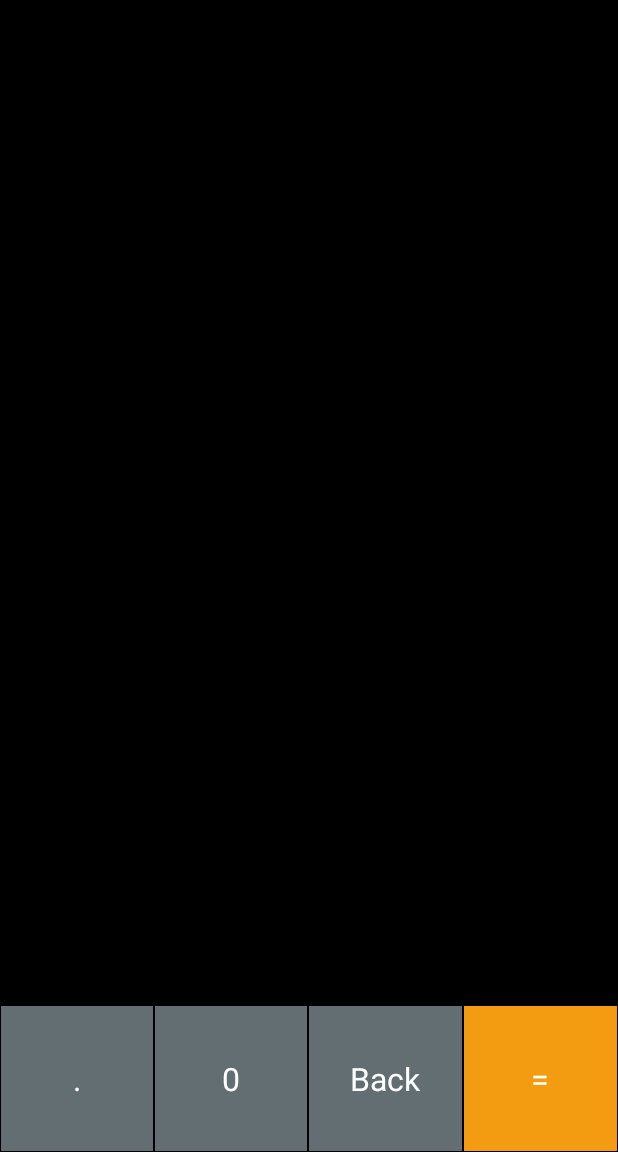
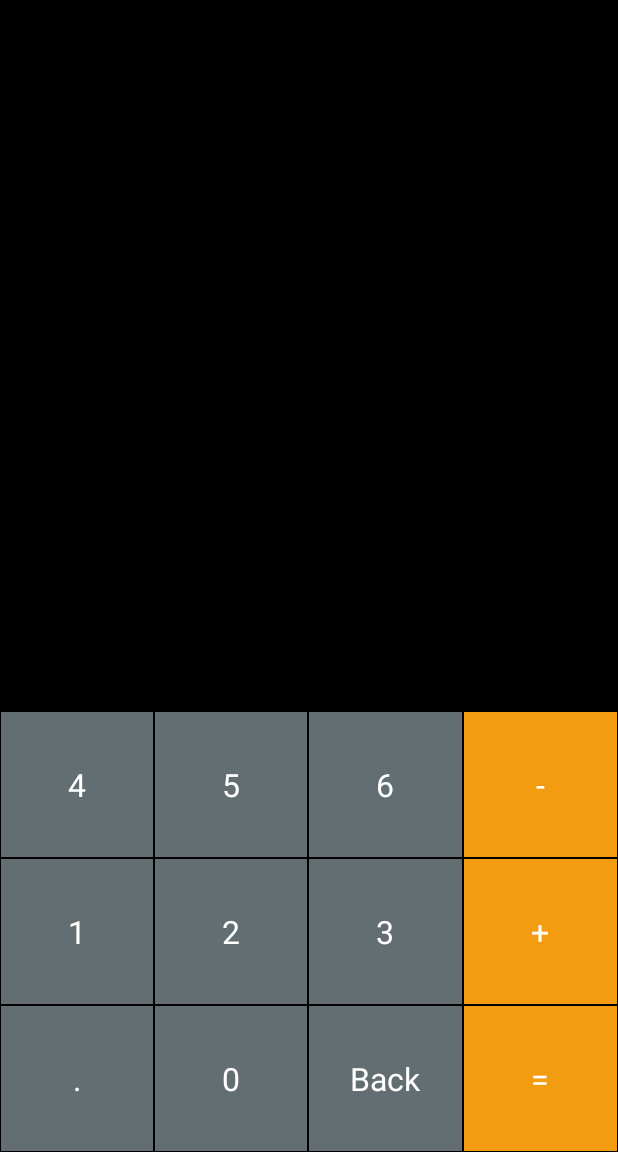
Before and after one commit to JeewanthaLahiru/android-studio-practices, an Android app: the screen it shows after launch (MainActivity), on a phone screen of 412 x 824 dp, the part 84-1236 px from its top. Run offline under Robolectric (Android 15) with nearby library versions, the phone set to English and light mode, and no system bars.

Commit message:
button row 2 and 3

```diff
--- a/Calculator/app/src/main/res/layout/activity_main.xml
+++ b/Calculator/app/src/main/res/layout/activity_main.xml
@@ -53,12 +53,46 @@
             android:layout_weight="1"
             android:orientation="horizontal">
 
+            <TextView
+                android:id="@+id/tvFour"
+                style="@style/NumberactionButtonStyle"
+                android:text="4"/>
+            <TextView
+                android:id="@+id/tvFive"
+                style="@style/NumberactionButtonStyle"
+                android:text="5"/>
+            <TextView
+                android:id="@+id/tvSix"
+                style="@style/NumberactionButtonStyle"
+                android:text="6"/>
+            <TextView
+                android:id="@+id/tvMinus"
+                style="@style/ActionButtonStyle"
+                android:text="-"/>
+
         </LinearLayout>
         <LinearLayout
             android:layout_width="match_parent"
             android:layout_height="0dp"
             android:layout_weight="1"
             android:orientation="horizontal">
+
+            <TextView
+                android:id="@+id/tvOne"
+                style="@style/NumberactionButtonStyle"
+                android:text="1"/>
+            <TextView
+                android:id="@+id/tvTwo"
+                style="@style/NumberactionButtonStyle"
+                android:text="2"/>
+            <TextView
+                android:id="@+id/tvThree"
+                style="@style/NumberactionButtonStyle"
+                android:text="3"/>
+            <TextView
+                android:id="@+id/tvPlus"
+                style="@style/ActionButtonStyle"
+                android:text="+"/>
 
         </LinearLayout>
         <LinearLayout
```
